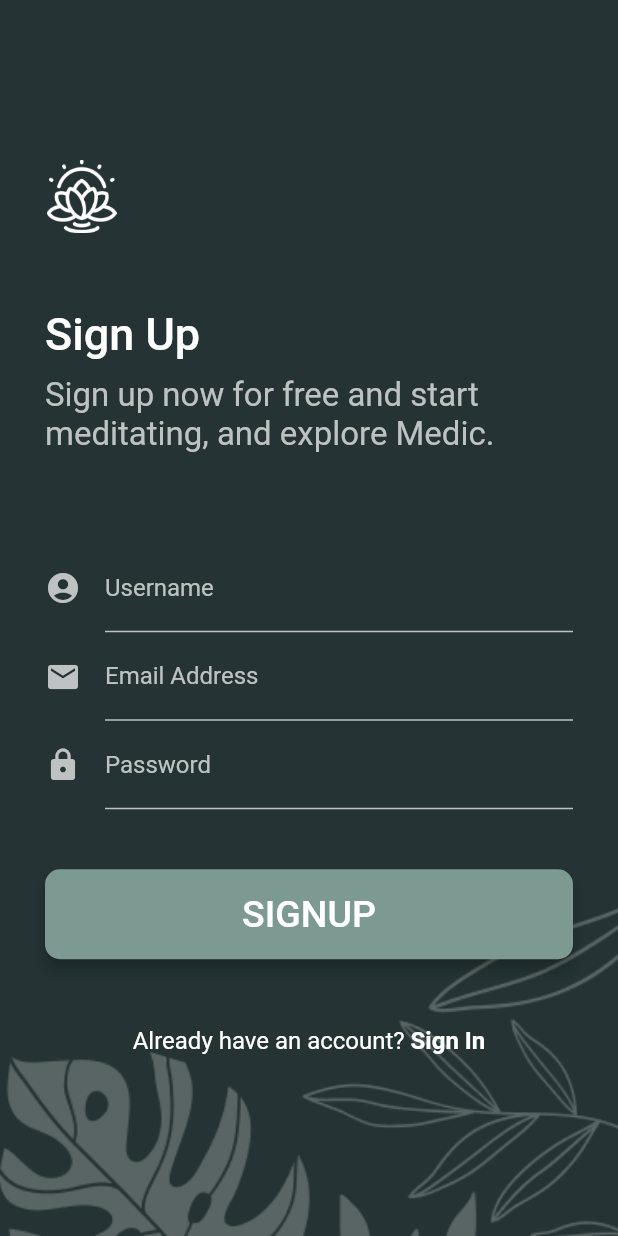
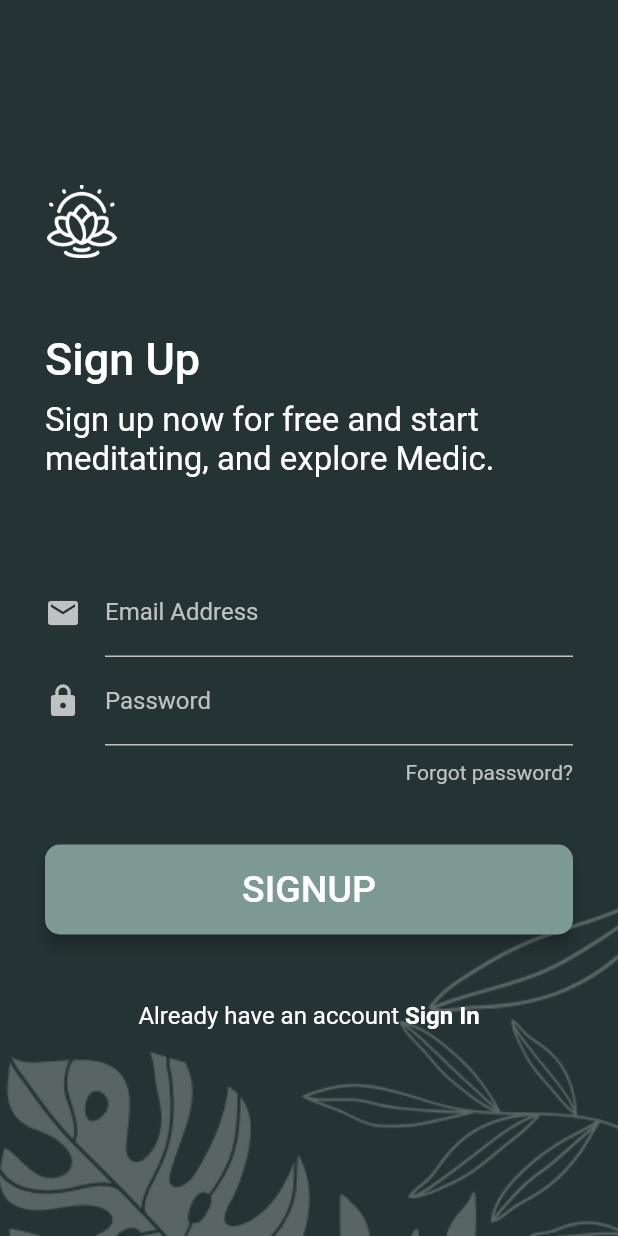
Before and after one commit to 5CYTH3/Yoguha, a Flutter app: the HomeScreen screen opened directly, after a tap on an icon or button, on a phone screen of 412 x 824 dp. Run offline on Flutter 3.47's test engine with Material 2 defaults, Android fonts, the phone set to English and light mode, and no system bars; our stand-ins replace firebase_auth, firebase_core, google_fonts; accounts and stored records are empty; network calls fail; Roboto replaces fonts that are missing (Alegreya).

Commit message:
🎏 Updated Auth system. Reunified the LoginScreen and the RegisterScreen

```diff
--- a/lib/src/controllers/screen_wrapper.dart
+++ b/lib/src/controllers/screen_wrapper.dart
@@ -1,6 +1,5 @@
 import 'package:dribbly/src/models/AppUser.dart';
-import 'package:dribbly/src/views/home_screen.dart';
-import 'package:dribbly/src/views/login_screen.dart';
+import 'package:dribbly/src/views/auth_screen.dart';
 import 'package:dribbly/src/views/main_screen.dart';
 import 'package:flutter/material.dart';
 import 'package:provider/provider.dart';
@@ -14,7 +13,7 @@
     if(user != null) {
       return MainScreen();
     } else {
-      return LoginScreen();
+      return AuthScreen();
     }
 
   }
--- a/lib/src/views/login_screen.dart
+++ b/lib/src/views/auth_screen.dart
@@ -1,26 +1,41 @@
 import 'package:dribbly/src/controllers/auth_service.dart';
-import 'package:dribbly/src/views/register_screen.dart';
 import 'package:flutter/material.dart';
 import 'package:google_fonts/google_fonts.dart';
 
-class LoginScreen extends StatelessWidget {
-  const LoginScreen({Key? key}) : super(key: key);
+class AuthScreen extends StatelessWidget {
+  const AuthScreen({Key? key}) : super(key: key);
 
   @override
   Widget build(BuildContext context) {
     return Scaffold(
       appBar: null,
-      body: LoginScreenBody(),
+      body: AuthScreenBody(),
     );
   }
 }
 
-class LoginScreenBody extends StatelessWidget {
-  LoginScreenBody({Key? key}) : super(key: key);
+class AuthScreenBody extends StatefulWidget {
+  AuthScreenBody({Key? key}) : super(key: key);
 
+  @override
+  State<AuthScreenBody> createState() => _AuthScreenBodyState();
+}
+
+class _AuthScreenBodyState extends State<AuthScreenBody> {
   final TextEditingController passwordController = TextEditingController();
+
   final TextEditingController emailController = TextEditingController();
+
   final AuthService _auth = AuthService();
+
+  bool showSignIn = false;
+
+
+  void toggleView() {
+    setState(() {
+      showSignIn = !showSignIn;
+    });
+  }
 
   @override
   Widget build(BuildContext context) {
@@ -44,10 +59,17 @@
               crossAxisAlignment: CrossAxisAlignment.start,
               children: [
                 Container(
-                  child: Text("Sign In", textAlign: TextAlign.start, style: GoogleFonts.alegreya(color: Colors.white, fontSize: 30, fontWeight: FontWeight.w500)),
+                  child: Text(
+                    showSignIn ? "Sign In" : "Sign Up",
+                    textAlign: TextAlign.start,
+                    style: GoogleFonts.alegreya(color: Colors.white, fontSize: 30, fontWeight: FontWeight.w500)
+                  ),
                   margin: EdgeInsets.only(bottom: 10),
                 ),
-                Text("Sign in now to acces your excercises and saved music.", style: GoogleFonts.alegreyaSans(fontSize: 22, color: Color.fromRGBO(255, 255, 255, 70), fontWeight: FontWeight.w400)),
+                Text(
+                  showSignIn ? "Sign in now to acces your excercises and saved music." : "Sign up now for free and start meditating, and explore Medic.",
+                  style: GoogleFonts.alegreyaSans(fontSize: 22, color: Color.fromRGBO(255, 255, 255, 70), fontWeight: FontWeight.w400)
+                ),
                 SizedBox(height: 60),
                 TextField(
                   style: TextStyle(color: Colors.white),
@@ -92,10 +114,13 @@
                       var password = passwordController.value.text;
                       var email = emailController.value.text;
 
-                      dynamic result = await _auth.signInEmailPassword(email, password);
+                      dynamic result = showSignIn ? await _auth.signInEmailPassword(email, password) : await _auth.registerEmailPassword(email, password);
 
                     },
-                    child: Text("LOGIN", style: GoogleFonts.alegreyaSans(color: Colors.white),),
+                    child: Text(
+                      showSignIn ? "LOGIN" : "SIGNUP",
+                      style: GoogleFonts.alegreyaSans(color: Colors.white),
+                    ),
                     style: ButtonStyle(
                       backgroundColor: MaterialStateProperty.all(Theme.of(context).primaryColor),
                       textStyle: MaterialStateProperty.all(GoogleFonts.alegreyaSans(color: Colors.white, fontSize: 25, fontWeight: FontWeight.w500)),
@@ -107,22 +132,16 @@
                 ),
                 Container(
                   alignment: Alignment.center,
-                  child: TextButton(onPressed: () {
-                    print("It does work.");
-                    Navigator.push(
-                      context,
-                      MaterialPageRoute(
-                        builder: (context) => RegisterScreen()
-                      )
-                    );
-                  },
+                  child: TextButton(onPressed: () => toggleView(),
                   child: RichText(
                     text: TextSpan(
                       style: TextStyle(color: Colors.white, fontSize: 16),
                       children: <TextSpan>[
-                        TextSpan(text: "Don’t have an account? "),
                         TextSpan(
-                          text: "Sign Up",
+                          text: showSignIn ? "Don’t have an account? " : "Already have an account "
+                        ),
+                        TextSpan(
+                          text: showSignIn ? "Sign Up" : "Sign In",
                           style: TextStyle(fontWeight: FontWeight.bold)
                         )
                       ],
--- a/lib/src/views/home_screen.dart
+++ b/lib/src/views/home_screen.dart
@@ -1,6 +1,5 @@
 import 'package:dribbly/src/models/widgets.dart';
-import 'package:dribbly/src/views/login_screen.dart';
-import 'package:dribbly/src/views/register_screen.dart';
+import 'package:dribbly/src/views/auth_screen.dart';
 import 'package:flutter/material.dart';
 import 'package:google_fonts/google_fonts.dart';
 
@@ -58,7 +57,7 @@
                   SizedBox(height: 120),
                   Container(
                     margin: EdgeInsets.only(bottom: 15),
-                    child: ButtonFrequent(buttonText: "Login with Email", pageRoute: LoginScreen(),)
+                    child: ButtonFrequent(buttonText: "Login with Email", pageRoute: AuthScreen(),)
                   ),
                   Container(
                     alignment: Alignment.center,
@@ -68,7 +67,7 @@
                         Navigator.push(
                           context,
                           MaterialPageRoute(
-                            builder: (context) => RegisterScreen()
+                            builder: (context) => AuthScreen()
                           )
                         );
                       },
--- a/lib/src/views/main_screen.dart
+++ b/lib/src/views/main_screen.dart
@@ -12,6 +12,7 @@
 // Implement tools page.
 // Add toast for error and prevent that a feature isn't implemented.
 // Add a Splash Screen
+// Reunify Login Screen and Registration Screen.
 
 class MainScreen extends StatefulWidget {
   const MainScreen({ Key? key }) : super(key: key);
--- a/lib/src/views/register_screen.dart
+++ /dev/null
@@ -1,152 +0,0 @@
-import 'package:dribbly/src/controllers/auth_service.dart';
-import 'package:flutter/material.dart';
-import 'package:google_fonts/google_fonts.dart';
-
-import 'login_screen.dart';
-
-class RegisterScreen extends StatelessWidget {
-  const RegisterScreen({Key? key}) : super(key: key);
-
-  @override
-  Widget build(BuildContext context) {
-    return Scaffold(
-      appBar: null,
-      body: RegisterScreenBody(),
-    );
-  }
-}
-
-class RegisterScreenBody extends StatelessWidget {
-  RegisterScreenBody({Key? key}) : super(key: key);
-
-  final TextEditingController passwordController = TextEditingController();
-  final TextEditingController emailController = TextEditingController();
-  final AuthService _auth = AuthService();
-
-  @override
-  Widget build(BuildContext context) {
-    final maxWidth = MediaQuery.of(context).size.width;
-    final gray = Color(0xFFBEC2C2);
-
-    return Container(
-      width: maxWidth,
-      decoration: BoxDecoration(color: Theme.of(context).accentColor, image: DecorationImage(alignment: Alignment.bottomCenter, image: AssetImage("assets/leaves.png"), fit: BoxFit.fitWidth)),
-      child: Padding(
-        padding: const EdgeInsets.all(30.0),
-        child: Column(
-          mainAxisAlignment: MainAxisAlignment.center,
-          crossAxisAlignment: CrossAxisAlignment.start,
-          children: [
-            Container(
-              child:Image(image: AssetImage("assets/faviconNoGlow.png"), width: 49, height: 49),
-              margin: EdgeInsets.only(bottom: 50),
-            ),
-            Column(
-              crossAxisAlignment: CrossAxisAlignment.start,
-              children: [
-                Container(
-                  child: Text("Sign Up", textAlign: TextAlign.start, style: GoogleFonts.alegreya(color: Colors.white, fontSize: 30, fontWeight: FontWeight.w500)),
-                  margin: EdgeInsets.only(bottom: 10),
-                ),
-                Text("Sign up now for free and start meditating, and explore Medic.", style: GoogleFonts.alegreyaSans(fontSize: 22, color: gray, fontWeight: FontWeight.w400)),
-                SizedBox(height: 60),
-                TextField(
-                  decoration: InputDecoration(
-                    icon: Icon(Icons.account_circle, color: gray,),
-                    labelText: "Username",
-                    labelStyle: GoogleFonts.alegreyaSans(color: gray),
-                    enabledBorder: UnderlineInputBorder(
-                      borderSide: BorderSide(color: gray)
-                    ),
-                    focusedBorder: UnderlineInputBorder(borderSide: BorderSide(color: Colors.white)),
-                    focusColor: Colors.white
-                  ),
-
-                ),
-                TextField(
-                  style: TextStyle(color: Colors.white),
-                  scrollPhysics: BouncingScrollPhysics(),
-                  controller: emailController,
-                  decoration: InputDecoration(
-                    icon: Icon(Icons.mail, color: gray),
-                    labelStyle: GoogleFonts.alegreyaSans(color: gray),
-                    labelText: "Email Address",
-                    enabledBorder: UnderlineInputBorder(
-                      borderSide: BorderSide(color: gray)
-                    ),
-                    focusedBorder: UnderlineInputBorder(borderSide: BorderSide(color: Colors.white))
-
-                  ),
-                ),
-                TextField(
-                  controller: passwordController,
-                  decoration: InputDecoration(
-                    icon: Icon(Icons.lock, color: gray,),
-                    labelText: "Password",
-                    labelStyle: GoogleFonts.alegreyaSans(color: gray),
-                    enabledBorder: UnderlineInputBorder(
-                      borderSide: BorderSide(color: gray)
-                    ),
-                    focusedBorder: UnderlineInputBorder(borderSide: BorderSide(color: Colors.white)),
-                    focusColor: Colors.white
-                  ),
-
-                ),
-                Container(
-                  height: 40,
-                  width: maxWidth,
-                ),
-                Container(
-                  width: maxWidth,
-                  margin: EdgeInsets.only(bottom: 30.0),
-                  child: ElevatedButton(
-                    onPressed: () async {
-                      var password = passwordController.value.text;
-                      var email = emailController.value.text;
-
-                      dynamic result = await _auth.registerEmailPassword(email, password);
-                    },
-                    child: Text("SIGNUP", style: GoogleFonts.alegreyaSans(color: Colors.white),),
-                    style: ButtonStyle(
-                      backgroundColor: MaterialStateProperty.all(Theme.of(context).primaryColor),
-                      textStyle: MaterialStateProperty.all(GoogleFonts.alegreyaSans(color: Colors.white, fontSize: 25, fontWeight: FontWeight.w500)),
-                      elevation: MaterialStateProperty.all(4),
-                      fixedSize: MaterialStateProperty.all(Size(320, 60)),
-                      shape: MaterialStateProperty.all(RoundedRectangleBorder(borderRadius: BorderRadius.all(Radius.circular(10))))
-                    ),
-                  ),
-                ),
-                Container(
-                  alignment: Alignment.center,
-                  child: TextButton(
-                    onPressed: () {
-                      print("It does work.");
-                      Navigator.push(
-                        context,
-                        MaterialPageRoute(
-                          builder: (context) => LoginScreen()
-                        )
-                      );
-                    },
-                    child: RichText(
-                      text: TextSpan(
-                        style: TextStyle(color: Colors.white, fontSize: 16),
-                        children: <TextSpan>[
-                          TextSpan(text: "Already have an account? "),
-                          TextSpan(
-                            text: "Sign In",
-                            style: TextStyle(fontWeight: FontWeight.bold)
-                          )
-                        ]
-                      )
-                    ),
-                  ),
-                )
-              ],
-            ),
-          ],
-        )
-      ),
-    );
-  }
-}
```
